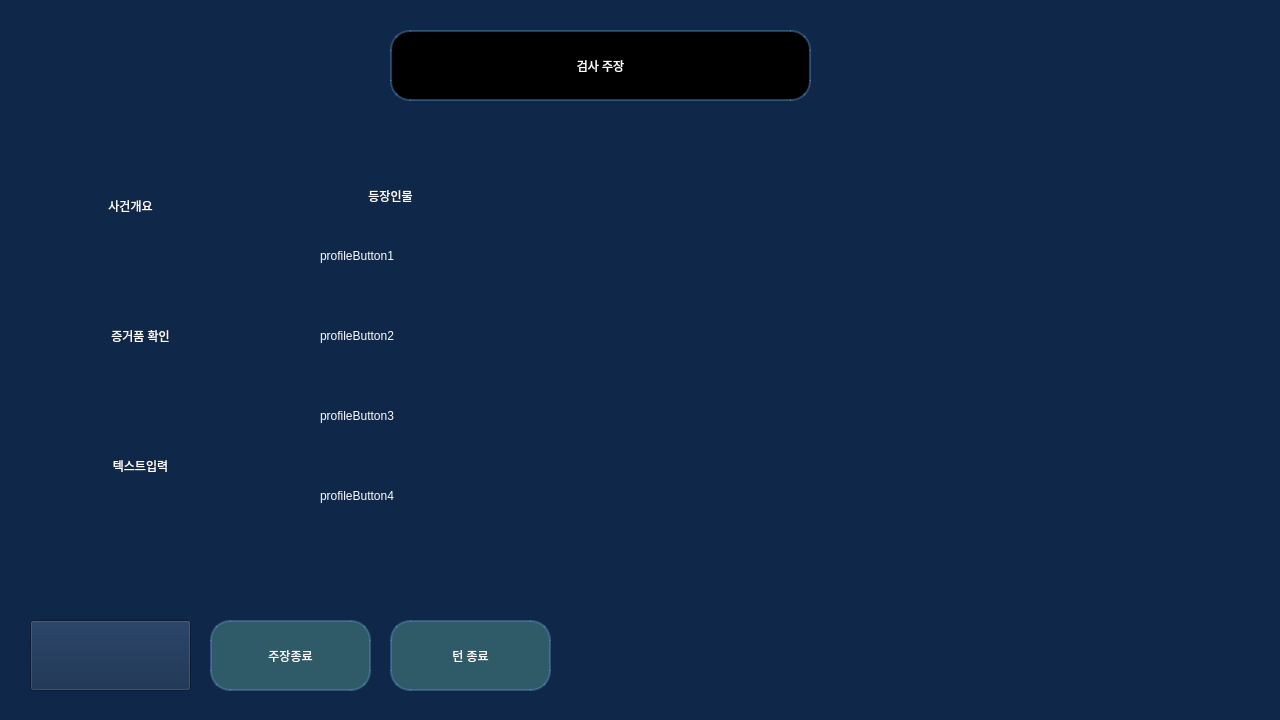
The window that core/ui/qt_designer/prosecutorWindow.ui (Apex-LogiCourt/pi5-local-app) describes before a commit, drawn with Qt 5.
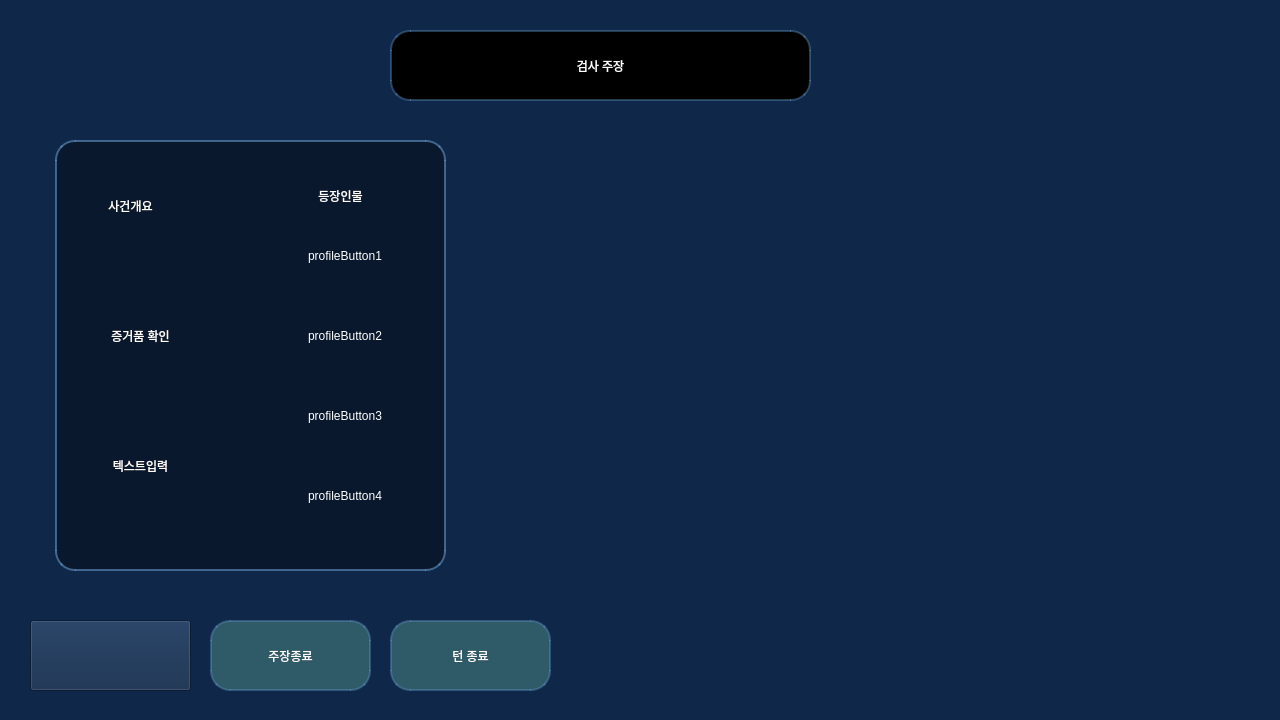
The same window after the commit. Icons and pictures are not drawn.

Commit message: feat: 카드 프레임 추가 및 UI 요소 위치 조정

Diff of the .ui file:
```diff
--- a/core/ui/qt_designer/prosecutorWindow.ui
+++ b/core/ui/qt_designer/prosecutorWindow.ui
@@ -165,6 +165,29 @@
     <string>주장종료</string>
    </property>
   </widget>
+  <widget class="QFrame" name="leftCardFrame">
+   <property name="geometry">
+    <rect>
+     <x>55</x>
+     <y>140</y>
+     <width>391</width>
+     <height>431</height>
+    </rect>
+   </property>
+   <property name="styleSheet">
+    <string notr="true">QFrame{
+	background-color: rgba(0,0,0,100);
+	border: 2px solid rgba(100, 150, 200, 150);
+	border-radius: 20px;
+}</string>
+   </property>
+   <property name="frameShape">
+    <enum>QFrame::StyledPanel</enum>
+   </property>
+   <property name="frameShadow">
+    <enum>QFrame::Raised</enum>
+   </property>
+  </widget>
   <widget class="QPushButton" name="overviewButton">
    <property name="geometry">
     <rect>
@@ -176,6 +199,7 @@
    </property>
    <property name="styleSheet">
     <string notr="true">QPushButton{
+	background-color: transparent;
 	color: rgb(255, 255, 255);
 	border-radius: 20px;
 	font: 20pt &quot;나눔고딕 ExtraBold&quot;;
@@ -205,6 +229,7 @@
    </property>
    <property name="styleSheet">
     <string notr="true">QPushButton{
+	background-color: transparent;
 	color: rgb(255, 255, 255);
 	border-radius: 20px;
 	font: 20pt &quot;나눔고딕 ExtraBold&quot;;
@@ -234,6 +259,7 @@
    </property>
    <property name="styleSheet">
     <string notr="true">QPushButton{
+	background-color: transparent;
 	color: rgb(255, 255, 255);
 	border-radius: 20px;
 	font: 20pt &quot;나눔고딕 ExtraBold&quot;;
@@ -255,7 +281,7 @@
   <widget class="QLabel" name="profileTitleLabel">
    <property name="geometry">
     <rect>
-     <x>290</x>
+     <x>240</x>
      <y>180</y>
      <width>201</width>
      <height>31</height>
@@ -263,6 +289,7 @@
    </property>
    <property name="styleSheet">
     <string notr="true">QLabel{
+	background-color: transparent;
 	color: rgb(255, 255, 255);
 	font: 20pt &quot;나눔고딕 ExtraBold&quot;;
 }</string>
@@ -277,7 +304,7 @@
   <widget class="QPushButton" name="profileButton2">
    <property name="geometry">
     <rect>
-     <x>310</x>
+     <x>260</x>
      <y>310</y>
      <width>170</width>
      <height>51</height>
@@ -285,8 +312,7 @@
    </property>
    <property name="styleSheet">
     <string notr="true">QPushButton{
-    text-align: left;
-    padding-left: 10px;
+	background-color: transparent;
 	color: rgb(255, 255, 255);
 	border-radius: 20px;
 	font: 20pt &quot;나눔고딕&quot;;
@@ -308,7 +334,7 @@
   <widget class="QPushButton" name="profileButton3">
    <property name="geometry">
     <rect>
-     <x>310</x>
+     <x>260</x>
      <y>390</y>
      <width>170</width>
      <height>51</height>
@@ -316,8 +342,7 @@
    </property>
    <property name="styleSheet">
     <string notr="true">QPushButton{
-    text-align: left;
-    padding-left: 10px;
+	background-color: transparent;
 	color: rgb(255, 255, 255);
 	border-radius: 20px;
 	font: 20pt &quot;나눔고딕&quot;;
@@ -339,7 +364,7 @@
   <widget class="QPushButton" name="profileButton1">
    <property name="geometry">
     <rect>
-     <x>310</x>
+     <x>260</x>
      <y>230</y>
      <width>170</width>
      <height>51</height>
@@ -347,8 +372,7 @@
    </property>
    <property name="styleSheet">
     <string notr="true">QPushButton{
-    text-align: left;
-    padding-left: 10px;
+	background-color: transparent;
 	color: rgb(255, 255, 255);
 	border-radius: 20px;
 	font: 20pt &quot;나눔고딕&quot;;
@@ -370,7 +394,7 @@
   <widget class="QPushButton" name="profileButton4">
    <property name="geometry">
     <rect>
-     <x>310</x>
+     <x>260</x>
      <y>470</y>
      <width>170</width>
      <height>51</height>
@@ -378,8 +402,7 @@
    </property>
    <property name="styleSheet">
     <string notr="true">QPushButton{
-    text-align: left;
-    padding-left: 10px;
+	background-color: transparent;
 	color: rgb(255, 255, 255);
 	border-radius: 20px;
 	font: 20pt &quot;나눔고딕&quot;;
```
Left out of the diff: 14 changed lines with no effect on the pictures. The commit also changes 2 other files.
